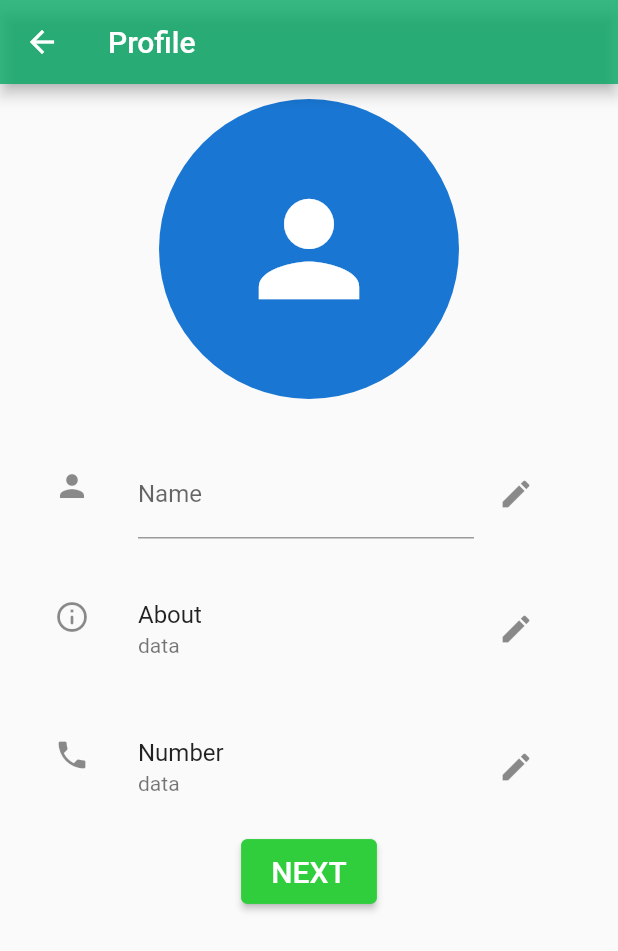
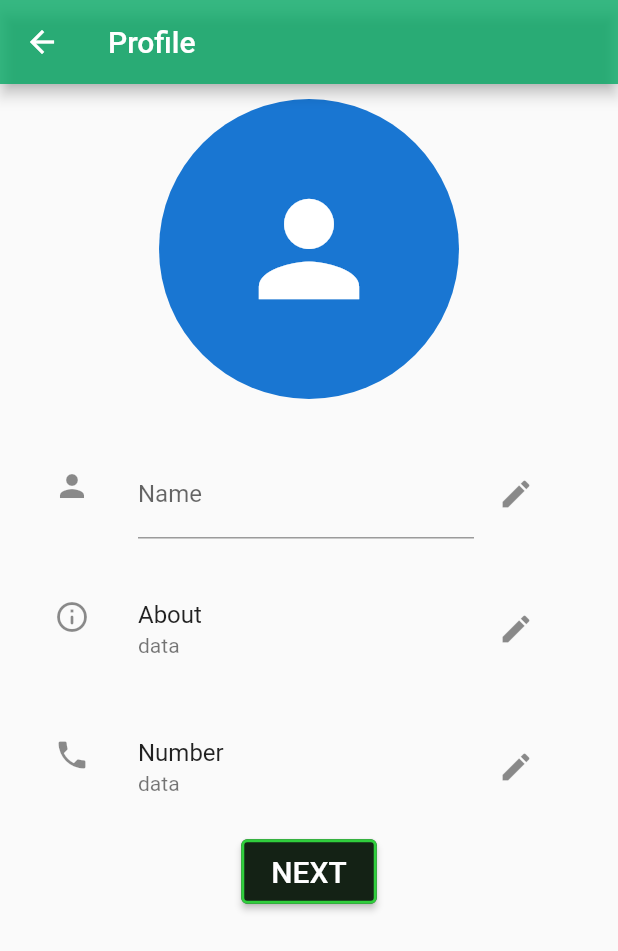
Before and after one commit to konarkjoshi92/whatsappclone, a Flutter app: the Profile_page screen opened directly, on a phone screen of 412 x 824 dp. Shown: the top 951 px of the screen. Run offline on Flutter 3.47's test engine with Material 2 defaults, Android fonts, the phone set to English and light mode, and no system bars; our stand-ins replace cloud_firestore, firebase_core; accounts and stored records are empty.

Commit message:
changed ui color for profile next button

```diff
--- a/lib/screens/profile.dart
+++ b/lib/screens/profile.dart
@@ -82,7 +82,7 @@ class _Profile_pageState extends State<Profile_page> {
                 style: ElevatedButton.styleFrom(
                     side: const BorderSide(
                         width: 2, color: Color.fromARGB(255, 48, 206, 61)),
-                    backgroundColor: const Color.fromARGB(255, 48, 206, 61),
+                    backgroundColor: Color.fromARGB(255, 20, 34, 21),
                     padding: const EdgeInsets.symmetric(
                         vertical: 10, horizontal: 20)),
                 child: const Text(
```
